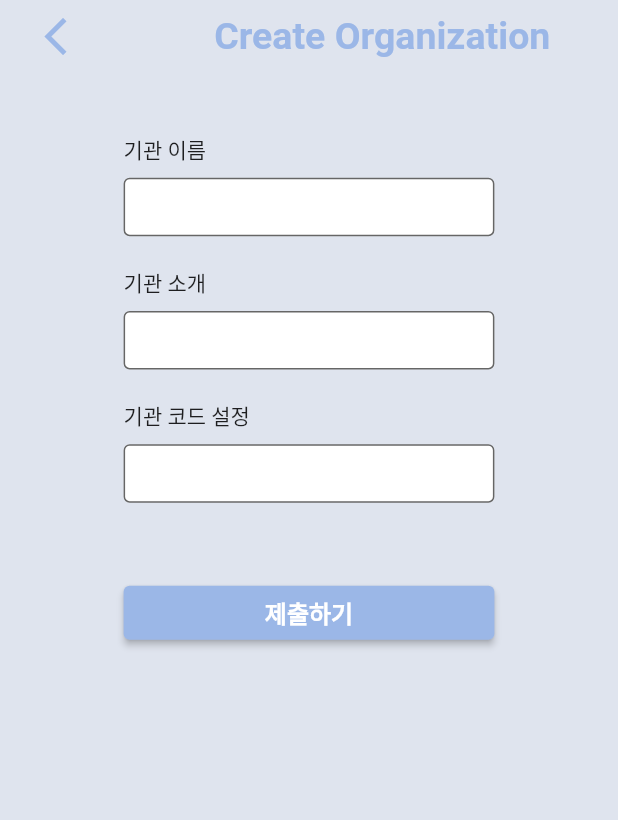
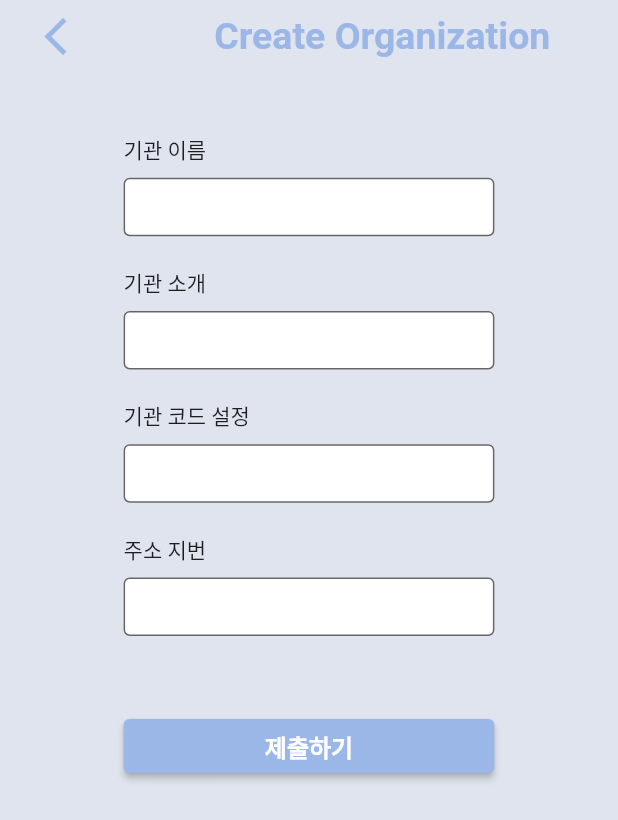
Before and after one commit to ParkSangbeomm/getoknow, a Flutter app: the CreateAccount screen opened directly, on a phone screen of 412 x 824 dp. Shown: the top 820 px of the screen. Run offline on Flutter 3.47's test engine with Material 2 defaults, Android fonts, the phone set to English and light mode, and no system bars; our stand-ins replace cloud_firestore, firebase_auth, firebase_core, google_maps_flutter, google_sign_in, image_picker and 1 more; missing offline and left inert: graphview; accounts and stored records are empty; statements that could not run were skipped.

Commit message:
feat : organization info address add, organization chart marker add error : sync error

```diff
--- a/lib/organization_info.dart
+++ b/lib/organization_info.dart
@@ -16,10 +16,12 @@ class _CreateAccountState extends State<CreateAccount> {
   final organizationNameController = TextEditingController();
   final organizationIntroduceController = TextEditingController();
   final organizationCodeEditController = TextEditingController();
+  final organizationAddressController = TextEditingController();
 
   String? organizationName;
   String? organizationIntro;
   String? organizationCode;
+  String? organizationAddress;
 
   @override
   Widget build(BuildContext context) {
@@ -122,6 +124,26 @@ class _CreateAccountState extends State<CreateAccount> {
                         ),
                       ),
 
+                      SizedBox(height: MediaQuery.of(context).size.width * 0.05,),
+                      const Text("주소 지번"),
+                      SizedBox(height: MediaQuery.of(context).size.height * 0.01),
+                      SizedBox(
+                        width: MediaQuery.of(context).size.width * 0.65,
+                        child: TextField(
+                            controller: organizationAddressController,
+                            decoration: const InputDecoration(
+                              contentPadding: EdgeInsets.all(10.0),
+                              border: OutlineInputBorder(),
+                              fillColor: Colors.white,
+                              filled: true,
+                              isDense: true,
+                            ),
+                            onChanged: (value) {
+                              organizationAddress = value;
+                            }
+                        ),
+                      ),
+
                       SizedBox(height: MediaQuery.of(context).size.height * 0.06),
                       SizedBox(
                         width: MediaQuery.of(context).size.width * 0.65,
@@ -138,6 +160,7 @@ class _CreateAccountState extends State<CreateAccount> {
                                   'organizationName': organizationName,
                                   'organizationIntro': organizationIntro,
                                   'organizationCode': organizationCode,
+                                  'organizationAddress' : organizationAddress,
                                 });
                                 Navigator.push(
                                   context,
--- a/lib/organizationchart.dart
+++ b/lib/organizationchart.dart
@@ -291,6 +291,7 @@ class _ChartPageState extends State<ChartPage> {
     for(var i=0;i<node.length;i++){
       var val = node[i].key!.value;
       int s = myNumberIndex[superMyNumber![val]] as int;
+
       graph.addEdge(node[s], node[i]);
     }
   }
```
Also changed, not shown: lib/googlemap.dart (+27 -11 lines).
